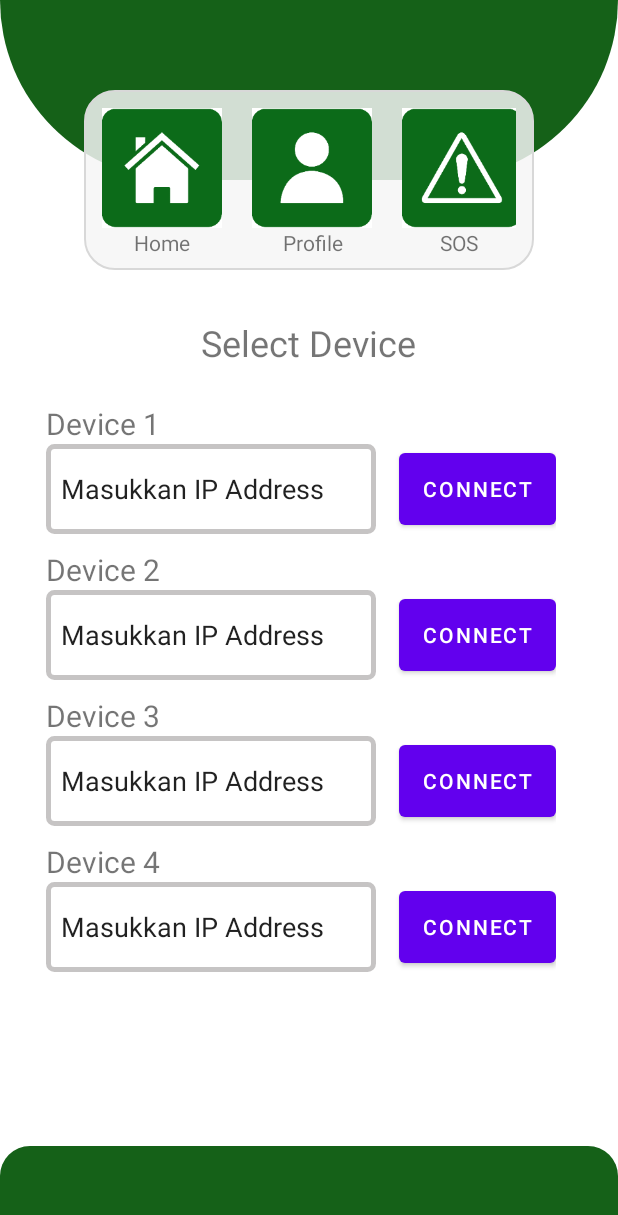
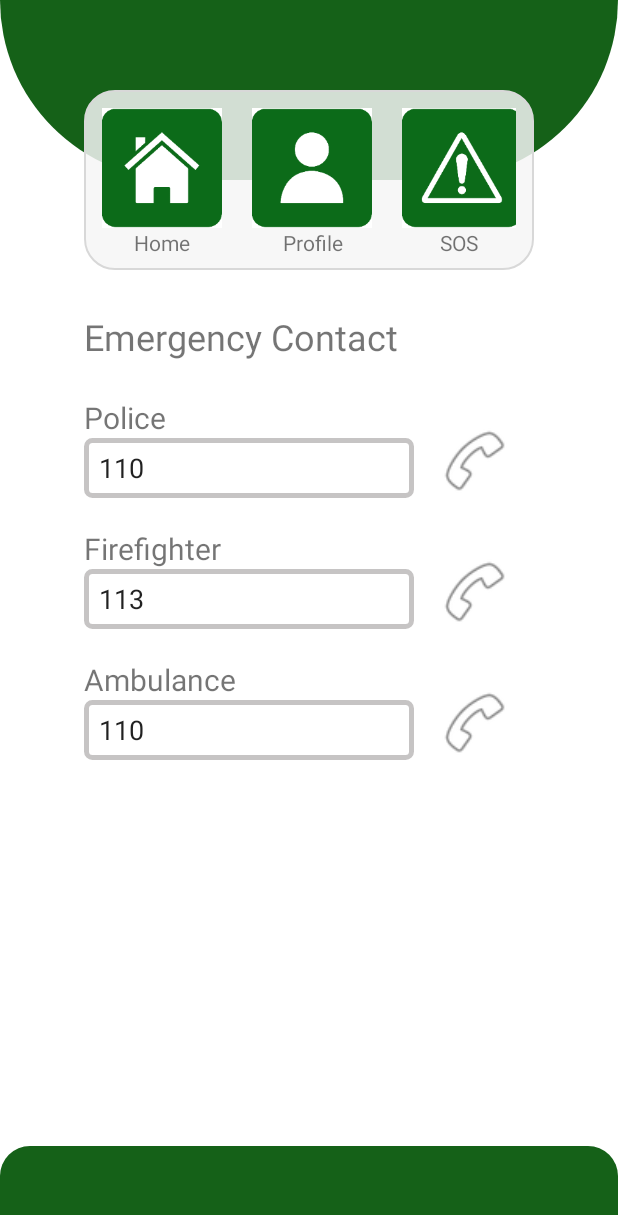
Before and after one commit to lintabong/AntiThieftApp, an Android app: the layout activity_sos.xml on its own in the app's theme, with its tools: preview values and no code run, on a phone screen of 412 x 824 dp. Shown: the top 1215 px of the screen. Run offline under Robolectric (Android 15) with nearby library versions, the phone set to English and light mode, and no system bars.

Commit message:
second upload

```diff
--- a/app/build.gradle
+++ b/app/build.gradle
@@ -41,4 +41,7 @@ dependencies {
     testImplementation 'junit:junit:4.+'
     androidTestImplementation 'androidx.test.ext:junit:1.1.3'
     androidTestImplementation 'androidx.test.espresso:espresso-core:3.4.0'
+
+    implementation 'com.squareup.retrofit2:reftrofit:2.9.0'
+    implementation 'com.squareup.retrofit2:converter-gson:2.9.0'
 }
--- a/app/src/main/AndroidManifest.xml
+++ b/app/src/main/AndroidManifest.xml
@@ -9,6 +9,12 @@
         android:roundIcon="@mipmap/ic_launcher_round"
         android:supportsRtl="true"
         android:theme="@style/Theme.AntiThieft">
+        <activity
+            android:name=".SosActivity"
+            android:exported="false" />
+        <activity
+            android:name=".HomeActivity"
+            android:exported="false" />
         <activity
             android:name=".SelectDeviceActivity"
             android:exported="false" />
--- /dev/null
+++ b/app/src/main/java/com/example/antithieft/SosActivity.kt
@@ -0,0 +1,11 @@
+package com.example.antithieft
+
+import androidx.appcompat.app.AppCompatActivity
+import android.os.Bundle
+
+class SosActivity : AppCompatActivity() {
+    override fun onCreate(savedInstanceState: Bundle?) {
+        super.onCreate(savedInstanceState)
+        setContentView(R.layout.activity_sos)
+    }
+}
--- a/app/src/main/res/layout/activity_select_device.xml
+++ b/app/src/main/res/layout/activity_sos.xml
@@ -4,7 +4,7 @@
     xmlns:tools="http://schemas.android.com/tools"
     android:layout_width="match_parent"
     android:layout_height="match_parent"
-    tools:context=".SelectDeviceActivity">
+    tools:context=".SosActivity">
 
     <LinearLayout
         android:id="@+id/layoutHeader"
@@ -73,7 +73,8 @@
                 android:id="@+id/USSOS"
                 android:layout_width="80dp"
                 android:layout_height="80dp"
-                android:src="@mipmap/sos"/>
+                android:src="@mipmap/sos"
+                android:contentDescription="sos" />
 
             <TextView
                 android:layout_width="match_parent"
@@ -89,17 +90,17 @@
         android:id="@+id/textView4"
         android:layout_width="wrap_content"
         android:layout_height="wrap_content"
-        android:layout_marginTop="32dp"
-        android:text="@string/selectDevice"
+        android:layout_marginTop="28dp"
+        android:text="@string/emergency"
         android:textSize="24sp"
         app:layout_constraintEnd_toEndOf="parent"
-        app:layout_constraintHorizontal_bias="0.498"
-        app:layout_constraintStart_toStartOf="parent"
+        app:layout_constraintHorizontal_bias="0.0"
+        app:layout_constraintStart_toStartOf="@+id/layoutContainerSD"
         app:layout_constraintTop_toBottomOf="@+id/layoutContainerSD" />
 
     <LinearLayout
-        android:layout_width="350dp"
-        android:layout_height="wrap_content"
+        android:layout_width="297dp"
+        android:layout_height="286dp"
         android:layout_marginTop="24dp"
         android:orientation="vertical"
         app:layout_constraintEnd_toEndOf="parent"
@@ -122,31 +123,36 @@
                     android:layout_width="wrap_content"
                     android:layout_height="wrap_content"
                     android:textSize="20dp"
-                    android:text="@string/dev1" />
+                    android:text="@string/police" />
 
                 <EditText
                     android:id="@+id/inputIP1"
                     android:layout_width="220dp"
-                    android:layout_height="60dp"
+                    android:layout_height="40dp"
                     android:background="@drawable/input_style"
                     android:ems="10"
                     android:inputType="textPersonName"
-                    android:text="@string/inputIP"/>
+                    android:text="110"
+                    tools:ignore="TouchTargetSizeCheck" />
             </LinearLayout>
 
-            <Button
-                android:id="@+id/connect1"
-                android:layout_width="match_parent"
+            <ImageView
+                android:id="@+id/callAmbulance"
+                android:layout_width="50dp"
+                android:layout_height="50dp"
+                android:layout_gravity="bottom"
                 android:layout_marginLeft="15dp"
-                android:layout_height="60dp"
-                android:layout_gravity="bottom"
-                android:text="@string/connect"/>
+                android:clickable="true"
+                app:srcCompat="@android:drawable/ic_menu_call"
+                tools:ignore="SpeakableTextPresentCheck"
+                tools:layout_editor_absoluteX="56dp"
+                tools:layout_editor_absoluteY="315dp" />
         </LinearLayout>
 
         <LinearLayout
             android:layout_width="wrap_content"
             android:layout_height="wrap_content"
-            android:layout_marginTop="10dp"
+            android:layout_marginTop="20dp"
             android:orientation="horizontal">
 
             <LinearLayout
@@ -159,31 +165,36 @@
                     android:layout_width="wrap_content"
                     android:layout_height="wrap_content"
                     android:textSize="20dp"
-                    android:text="@string/dev2" />
+                    android:text="@string/fireFighter" />
 
                 <EditText
                     android:id="@+id/inputIP2"
                     android:layout_width="220dp"
-                    android:layout_height="60dp"
+                    android:layout_height="40dp"
                     android:background="@drawable/input_style"
                     android:ems="10"
                     android:inputType="textPersonName"
-                    android:text="@string/inputIP" />
+                    android:text="113"
+                    tools:ignore="TouchTargetSizeCheck" />
             </LinearLayout>
 
-            <Button
-                android:id="@+id/connect2"
+            <ImageView
+                android:id="@+id/callFF"
+                android:layout_width="50dp"
+                android:layout_height="50dp"
+                android:layout_gravity="bottom"
                 android:layout_marginLeft="15dp"
-                android:layout_width="match_parent"
-                android:layout_height="60dp"
-                android:layout_gravity="bottom"
-                android:text="@string/connect" />
+                android:clickable="true"
+                app:srcCompat="@android:drawable/ic_menu_call"
+                tools:ignore="SpeakableTextPresentCheck"
+                tools:layout_editor_absoluteX="56dp"
+                tools:layout_editor_absoluteY="315dp" />
         </LinearLayout>
 
         <LinearLayout
             android:layout_width="wrap_content"
             android:layout_height="wrap_content"
-            android:layout_marginTop="10dp"
+            android:layout_marginTop="20dp"
             android:orientation="horizontal">
 
             <LinearLayout
@@ -196,65 +207,31 @@
                     android:layout_width="wrap_content"
                     android:layout_height="wrap_content"
                     android:textSize="20dp"
-                    android:text="@string/dev3" />
+                    android:text="@string/ambulance" />
 
                 <EditText
                     android:id="@+id/inputIP3"
                     android:layout_width="220dp"
-                    android:layout_height="60dp"
+                    android:layout_height="40dp"
                     android:background="@drawable/input_style"
                     android:ems="10"
                     android:inputType="textPersonName"
-                    android:text="@string/inputIP" />
+                    android:text="110"
+                    tools:ignore="TouchTargetSizeCheck" />
             </LinearLayout>
 
-            <Button
-                android:id="@+id/connect3"
+            <ImageView
+                android:id="@+id/callPolice"
+                android:layout_width="50dp"
+                android:layout_height="50dp"
+                android:layout_gravity="bottom"
                 android:layout_marginLeft="15dp"
-                android:layout_width="match_parent"
-                android:layout_height="60dp"
-                android:layout_gravity="bottom"
-                android:text="@string/connect" />
+                android:clickable="true"
+                app:srcCompat="@android:drawable/ic_menu_call"
+                tools:ignore="SpeakableTextPresentCheck"
+                tools:layout_editor_absoluteX="56dp"
+                tools:layout_editor_absoluteY="315dp" />
         </LinearLayout>
-
-        <LinearLayout
-            android:layout_width="wrap_content"
-            android:layout_height="wrap_content"
-            android:layout_marginTop="10dp"
-            android:orientation="horizontal">
-
-            <LinearLayout
-                android:layout_width="wrap_content"
-                android:layout_height="wrap_content"
-                android:orientation="vertical">
-
-                <TextView
-                    android:id="@+id/SDtextDev4"
-                    android:layout_width="wrap_content"
-                    android:layout_height="wrap_content"
-                    android:textSize="20dp"
-                    android:text="@string/dev4" />
-
-                <EditText
-                    android:id="@+id/inputIP4"
-                    android:layout_width="220dp"
-                    android:layout_height="60dp"
-                    android:background="@drawable/input_style"
-                    android:ems="10"
-                    android:inputType="textPersonName"
-                    android:text="@string/inputIP" />
-            </LinearLayout>
-
-            <Button
-                android:id="@+id/connect4"
-                android:layout_marginLeft="15dp"
-                android:layout_width="match_parent"
-                android:layout_height="60dp"
-                android:layout_gravity="bottom"
-                android:text="@string/connect" />
-        </LinearLayout>
-
-
     </LinearLayout>
 
     <LinearLayout
```
Also changed, not shown: app/src/main/java/com/example/antithieft/HomeActivity.kt (added, +11 -0 lines), app/src/main/java/com/example/antithieft/LogInActivity.kt (+6 -3 lines), app/src/main/java/com/example/antithieft/Retro.kt (added, +16 -0 lines), app/src/main/java/com/example/antithieft/UserRequest.kt (added, +14 -0 lines), app/src/main/java/com/example/antithieft/UserResponse.kt (added, +24 -0 lines), app/src/main/res/layout/activity_home.xml (added, +204 -0 lines).
